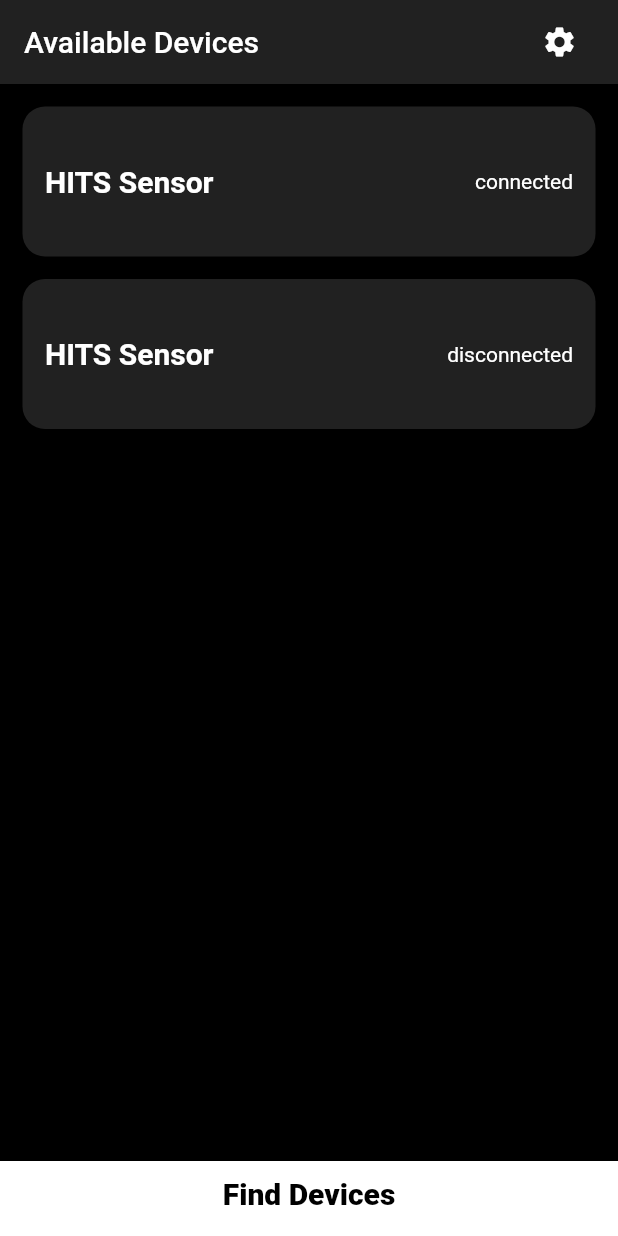
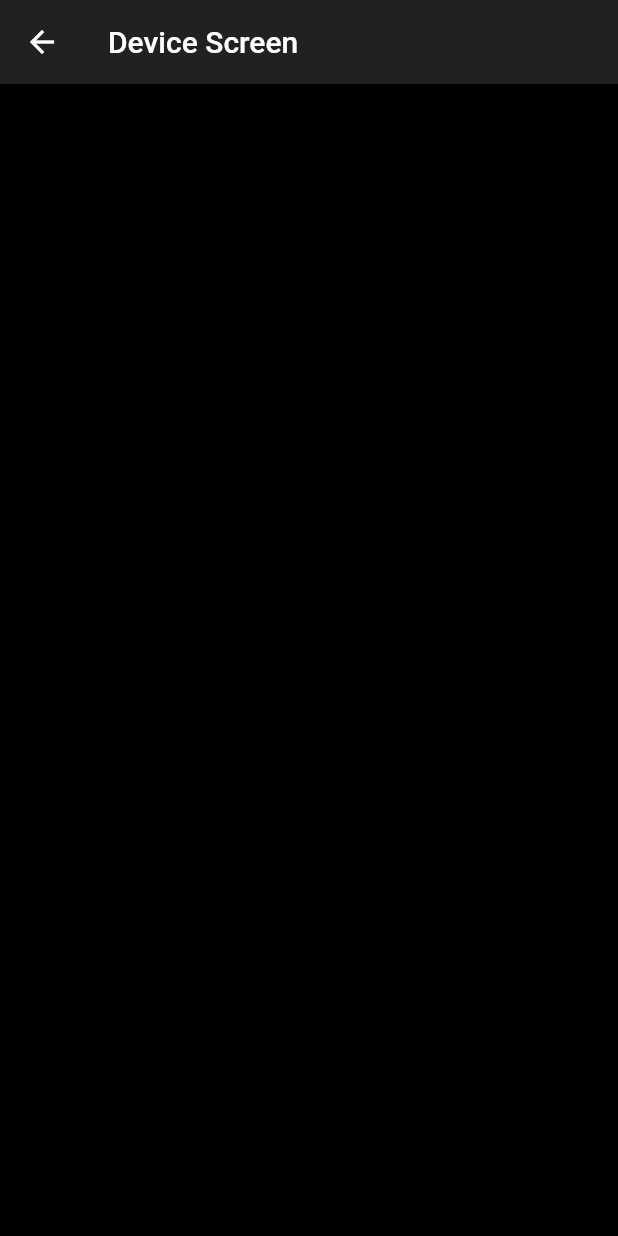
Before and after one commit to davidmhunt3/HITS_Bluetooth_Demo, a Flutter app: the screen it shows after launch, after a tap on "HITS Sensor", on a phone screen of 412 x 824 dp. Run offline on Flutter 3.47's test engine with Material 2 defaults, Android fonts, the phone set to English and light mode, and no system bars.

Commit message:
minor updates

```diff
--- a/hits_bluetooth_demo/lib/Cards_Widgets/DeviceCard.dart
+++ b/hits_bluetooth_demo/lib/Cards_Widgets/DeviceCard.dart
@@ -1,5 +1,6 @@
 import 'package:flutter/material.dart';
 import 'package:hits_bluetooth_demo/constants.dart';
+import 'package:hits_bluetooth_demo/screens/Device_Screen.dart';
 
 class DeviceCard extends StatelessWidget {
   DeviceCard({@required this.deviceName, @required this.conncectionStatus});
@@ -11,14 +12,22 @@ class DeviceCard extends StatelessWidget {
   Widget build(BuildContext context) {
     return GestureDetector(
       onTap: () {
-        print('Device Tapped');
+        print('$deviceName selected');
+        Navigator.push(
+          context,
+          MaterialPageRoute(
+            builder: (context) {
+              return DeviceScreen();
+            },
+          ),
+        );
       },
       child: Container(
         margin: EdgeInsets.fromLTRB(kDeviceCardMargin, kDeviceCardMargin / 2,
             kDeviceCardMargin, kDeviceCardMargin / 2),
         padding: EdgeInsets.all(15.0),
         decoration: BoxDecoration(
-          color: kDeviceBackgroundColor,
+          color: kDeviceCardBackgroundColor,
           borderRadius: BorderRadius.circular(15.0),
         ),
         constraints: BoxConstraints.expand(height: 100.0),
--- a/hits_bluetooth_demo/lib/constants.dart
+++ b/hits_bluetooth_demo/lib/constants.dart
@@ -1,10 +1,17 @@
 import 'package:flutter/material.dart';
 
-const kAppBarColor = Color(0xFF212121);
+const kPrimaryColor = Color(0xFF212121); //also the color of the appBar
 const kScaffoldBackgroundColor = Color(0xFF000000);
+const kBottomAppBarColor = Colors.white;
 
 //Search Devices Screen
-const kDeviceBackgroundColor = Color(0xFF212121);
+const kBottomAppBarTextStyle =
+    TextStyle(color: Colors.black, fontSize: 20.0, fontWeight: FontWeight.w900);
+const kBottomAppBarPadding = 20.0;
+const kBottomAppBarHeight = 50.0;
+
+//Device Card
+const kDeviceCardBackgroundColor = Color(0xFF212121);
+const kDeviceCardMargin = 15.0;
 const kDeviceNameTextStyle =
     TextStyle(fontSize: 20.0, fontWeight: FontWeight.w700);
-const kDeviceCardMargin = 15.0;
--- a/hits_bluetooth_demo/lib/main.dart
+++ b/hits_bluetooth_demo/lib/main.dart
@@ -10,8 +10,10 @@ class MyApp extends StatelessWidget {
   Widget build(BuildContext context) {
     return MaterialApp(
       title: 'Flutter Demo',
-      theme: ThemeData.dark()
-          .copyWith(scaffoldBackgroundColor: kScaffoldBackgroundColor),
+      theme: ThemeData.dark().copyWith(
+          primaryColor: kPrimaryColor,
+          scaffoldBackgroundColor: kScaffoldBackgroundColor,
+          bottomAppBarColor: kBottomAppBarColor),
       home: LoadingScreen(),
     );
   }
--- a/hits_bluetooth_demo/lib/screens/Device_Screen.dart
+++ b/hits_bluetooth_demo/lib/screens/Device_Screen.dart
@@ -1 +1,17 @@
 import 'package:flutter/material.dart';
+
+class DeviceScreen extends StatefulWidget {
+  @override
+  _DeviceScreenState createState() => _DeviceScreenState();
+}
+
+class _DeviceScreenState extends State<DeviceScreen> {
+  @override
+  Widget build(BuildContext context) {
+    return Scaffold(
+      appBar: AppBar(
+        title: Text('Device Screen'),
+      ),
+    );
+  }
+}
--- a/hits_bluetooth_demo/lib/screens/Search_Devices_Screen.dart
+++ b/hits_bluetooth_demo/lib/screens/Search_Devices_Screen.dart
@@ -15,7 +15,7 @@ class _SearchDevicesScreenState extends State<SearchDevicesScreen> {
     return Scaffold(
       appBar: AppBar(
         title: Text('Available Devices'),
-        backgroundColor: kAppBarColor,
+        backgroundColor: kPrimaryColor,
         automaticallyImplyLeading: false, //gets rid of the back button
         actions: <Widget>[
           Padding(
@@ -38,17 +38,19 @@ class _SearchDevicesScreenState extends State<SearchDevicesScreen> {
         ],
       ),
       bottomNavigationBar: BottomAppBar(
-        color: Colors.white,
-        child: Container(
-          padding: EdgeInsets.only(top: 10.0),
-          constraints: BoxConstraints.tightFor(height: 50),
-          child: Text(
-            'Find Devices',
-            style: TextStyle(
-                color: Colors.black,
-                fontSize: 20.0,
-                fontWeight: FontWeight.w900),
-            textAlign: TextAlign.center,
+        child: GestureDetector(
+          onTap: () {
+            print('Find Devices Pressed');
+          },
+          child: Container(
+            padding: EdgeInsets.only(top: kBottomAppBarPadding),
+            constraints:
+                BoxConstraints.tightFor(height: kBottomNavigationBarHeight),
+            child: Text(
+              'Find Devices',
+              style: kBottomAppBarTextStyle,
+              textAlign: TextAlign.center,
+            ),
           ),
         ),
       ),
```
